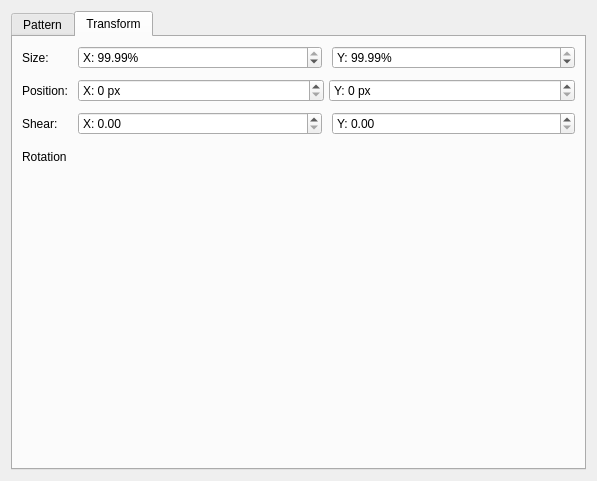
Before: the Qt Designer form plugins/generators/pattern/wdgpatternoptions.ui in KDE/krita, drawn with Qt 5.
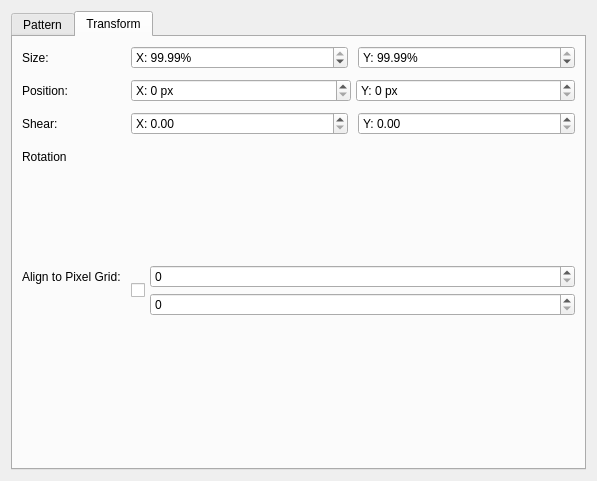
After: the same form once the commit is applied. The open tabs and pages were chosen to show the change. Custom widgets are drawn as their Qt base class.

Commit message:
Add pixel grid alignment option to the pattern generator
Also improves the ui a bit

```diff
--- a/plugins/generators/pattern/wdgpatternoptions.ui
+++ b/plugins/generators/pattern/wdgpatternoptions.ui
@@ -59,9 +59,6 @@
          <property name="verticalSpacing">
           <number>10</number>
          </property>
-         <property name="bottomMargin">
-          <number>10</number>
-         </property>
          <item row="0" column="1">
           <layout class="QHBoxLayout" name="horizontalLayout_7" stretch="1,0,1">
            <property name="spacing">
@@ -111,18 +108,12 @@
           </layout>
          </item>
          <item row="1" column="1">
-          <layout class="QHBoxLayout" name="horizontalLayout_6">
+          <layout class="QHBoxLayout" name="horizontalLayout_6" stretch="1,1">
            <property name="spacing">
             <number>5</number>
            </property>
            <item>
             <widget class="KisSliderSpinBox" name="spbOffsetX">
-             <property name="sizePolicy">
-              <sizepolicy hsizetype="MinimumExpanding" vsizetype="Fixed">
-               <horstretch>0</horstretch>
-               <verstretch>0</verstretch>
-              </sizepolicy>
-             </property>
              <property name="suffix">
               <string> px</string>
              </property>
@@ -133,12 +124,6 @@
            </item>
            <item>
             <widget class="KisSliderSpinBox" name="spbOffsetY">
-             <property name="sizePolicy">
-              <sizepolicy hsizetype="MinimumExpanding" vsizetype="Fixed">
-               <horstretch>0</horstretch>
-               <verstretch>0</verstretch>
-              </sizepolicy>
-             </property>
              <property name="suffix">
               <string> px</string>
              </property>
@@ -150,7 +135,7 @@
           </layout>
          </item>
          <item row="2" column="1">
-          <layout class="QHBoxLayout" name="horizontalLayout_8">
+          <layout class="QHBoxLayout" name="horizontalLayout_8" stretch="1,1">
            <item>
             <widget class="KisDoubleSliderSpinBox" name="sldShearX">
              <property name="sizePolicy">
@@ -285,6 +270,36 @@
            </property>
           </widget>
          </item>
+         <item row="4" column="0">
+          <widget class="QLabel" name="label_5">
+           <property name="text">
+            <string>Align to Pixel Grid:</string>
+           </property>
+          </widget>
+         </item>
+         <item row="4" column="1">
+          <layout class="QHBoxLayout" name="horizontalLayout_3" stretch="0,1">
+           <property name="spacing">
+            <number>5</number>
+           </property>
+           <item>
+            <widget class="QCheckBox" name="checkBoxAlignToPixelGrid"/>
+           </item>
+           <item>
+            <layout class="QVBoxLayout" name="verticalLayout_3">
+             <property name="spacing">
+              <number>5</number>
+             </property>
+             <item>
+              <widget class="KisSliderSpinBox" name="sliderAlignToPixelGridX"/>
+             </item>
+             <item>
+              <widget class="KisSliderSpinBox" name="sliderAlignToPixelGridY"/>
+             </item>
+            </layout>
+           </item>
+          </layout>
+         </item>
         </layout>
        </item>
        <item>
@@ -307,34 +322,35 @@
   </layout>
  </widget>
  <customwidgets>
-  <customwidget>
-   <class>KisPatternChooser</class>
-   <extends>QWidget</extends>
-   <header location="global">kis_pattern_chooser.h</header>
-   <container>1</container>
-  </customwidget>
-  <customwidget>
-   <class>KoAspectButton</class>
-   <extends>QWidget</extends>
-   <header>KoAspectButton.h</header>
-   <container>1</container>
-  </customwidget>
   <customwidget>
    <class>KisDoubleSliderSpinBox</class>
    <extends>QDoubleSpinBox</extends>
    <header>kis_slider_spin_box.h</header>
    <container>1</container>
   </customwidget>
-  <customwidget>
-   <class>KisAngleSelector</class>
-   <extends>QWidget</extends>
-   <header location="global">KisAngleSelector.h</header>
-   <container>1</container>
-  </customwidget>
   <customwidget>
    <class>KisSliderSpinBox</class>
    <extends>QSpinBox</extends>
    <header>kis_slider_spin_box.h</header>
+   <container>1</container>
+  </customwidget>
+  <customwidget>
+   <class>KoAspectButton</class>
+   <extends>QWidget</extends>
+   <header>KoAspectButton.h</header>
+   <container>1</container>
+  </customwidget>
+  <customwidget>
+   <class>KisAngleSelector</class>
+   <extends>QWidget</extends>
+   <header location="global">KisAngleSelector.h</header>
+   <container>1</container>
+  </customwidget>
+  <customwidget>
+   <class>KisPatternChooser</class>
+   <extends>QWidget</extends>
+   <header location="global">kis_pattern_chooser.h</header>
+   <container>1</container>
   </customwidget>
  </customwidgets>
  <resources/>
```
Left out of the diff: 2 changed lines with no effect on the pictures. The commit also changes 3 other files.
